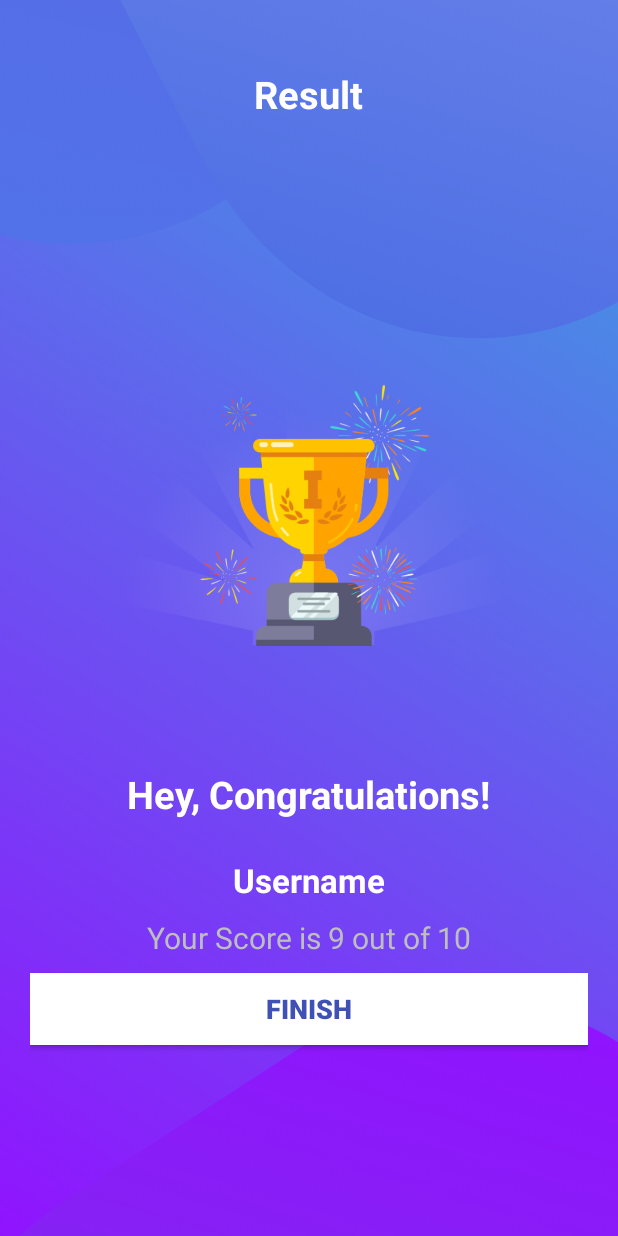
After one commit to paridhimaheshwari/QuizApp, an Android app built with Jetpack Compose: the layout activity_result.xml on its own in the app's theme, with its tools: preview values and no code run, on a phone screen of 412 x 824 dp. The commit adds this screen. Run offline under Robolectric (Android 15) with nearby library versions, the phone set to English and light mode, and no system bars.

Commit message:
added result and score board

```diff
--- a/app/build.gradle.kts
+++ b/app/build.gradle.kts
@@ -65,6 +65,8 @@ dependencies {
     implementation(libs.androidx.ui.tooling.preview)
     implementation(libs.androidx.material3)
     implementation(libs.androidx.lifecycle.viewmodel.compose)
+    implementation(libs.androidx.activity)
+    implementation(libs.androidx.constraintlayout)
     testImplementation(libs.junit)
     androidTestImplementation(libs.androidx.junit)
     androidTestImplementation(libs.androidx.espresso.core)
--- a/app/src/main/java/com/example/quizapp/Constants.kt
+++ b/app/src/main/java/com/example/quizapp/Constants.kt
@@ -1,6 +1,11 @@
 package com.example.quizapp
 
 object Constants{
+
+    const val USER_NAME: String = "user_name"
+    const val TOTAL_QUESTIONS: String = "total_questions"
+    const val CORRECT_ANSWERS: String = "correct_answers"
+
     fun getQuestions(): ArrayList<Question> {
         val questionsList = ArrayList<Question>()
         val que1 = Question(
--- a/app/src/main/java/com/example/quizapp/MainActivity.kt
+++ b/app/src/main/java/com/example/quizapp/MainActivity.kt
@@ -32,6 +32,7 @@ class MainActivity : ComponentActivity() {
             } else {
 
                 val intent = Intent(this@MainActivity, QuizQuestionsActivity::class.java)
+                intent.putExtra(Constants.USER_NAME, binding.etName.text.toString())
                 startActivity(intent)
                 finish()
             }
--- /dev/null
+++ b/app/src/main/res/layout/activity_result.xml
@@ -0,0 +1,72 @@
+<?xml version="1.0" encoding="utf-8"?>
+<!--TODO (STEP 5: Design the result activity layout.)-->
+<!--START-->
+<!--1. Add the trophy image to the drawable folders.-->
+<LinearLayout xmlns:android="http://schemas.android.com/apk/res/android"
+    xmlns:tools="http://schemas.android.com/tools"
+    android:layout_width="match_parent"
+    android:layout_height="match_parent"
+    android:background="@drawable/ic_bg"
+    android:orientation="vertical"
+    android:gravity="center_horizontal"
+    android:padding="20dp"
+    tools:context=".MainActivity">
+
+    <TextView
+        android:id="@+id/tv_result"
+        android:layout_width="wrap_content"
+        android:layout_height="wrap_content"
+        android:layout_marginTop="25dp"
+        android:text="Result"
+        android:textColor="@android:color/white"
+        android:textSize="25sp"
+        android:textStyle="bold" />
+
+    <ImageView
+        android:id="@+id/iv_trophy"
+        android:layout_width="345dp"
+        android:layout_height="416dp"
+        android:contentDescription="image"
+        android:src="@drawable/ic_trophy" />
+
+    <TextView
+        android:id="@+id/tv_congratulations"
+        android:layout_width="wrap_content"
+        android:layout_height="wrap_content"
+        android:layout_marginTop="16dp"
+        android:text="Hey, Congratulations!"
+        android:textColor="@android:color/white"
+        android:textSize="25sp"
+        android:textStyle="bold"/>
+
+    <TextView
+        android:id="@+id/tv_name"
+        android:layout_width="wrap_content"
+        android:layout_height="wrap_content"
+        android:layout_marginTop="25dp"
+        android:textColor="@android:color/white"
+        android:textSize="22sp"
+        android:textStyle="bold"
+        tools:text="Username" />
+
+    <TextView
+        android:id="@+id/tv_score"
+        android:layout_width="wrap_content"
+        android:layout_height="wrap_content"
+        android:layout_marginTop="10dp"
+        android:textColor="@android:color/secondary_text_dark"
+        android:textSize="20sp"
+        tools:text="Your Score is 9 out of 10" />
+
+    <Button
+        android:id="@+id/btn_finish"
+        android:layout_width="match_parent"
+        android:layout_height="wrap_content"
+        android:layout_marginTop="10dp"
+        android:background="@android:color/white"
+        android:text="FINISH"
+        android:textColor="@color/colorPrimary"
+        android:textSize="18sp"
+        android:textStyle="bold" />
+</LinearLayout>
+<!--END-->
```
Also changed, not shown: app/src/main/AndroidManifest.xml (+10 -2 lines), app/src/main/java/com/example/quizapp/QuizQuestionsActivity.kt (+73 -2 lines), app/src/main/java/com/example/quizapp/ResultActivity.kt (added, +33 -0 lines), gradle/libs.versions.toml (+8 -0 lines), app/src/main/res/drawable/ic_trophy.png (added).
